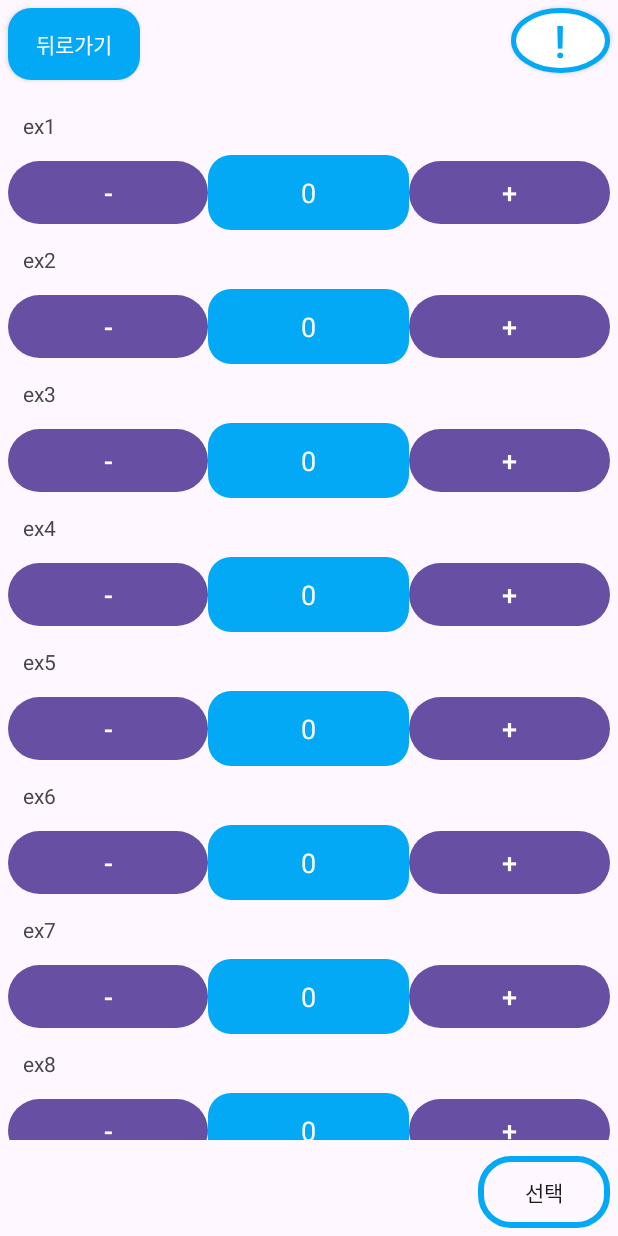
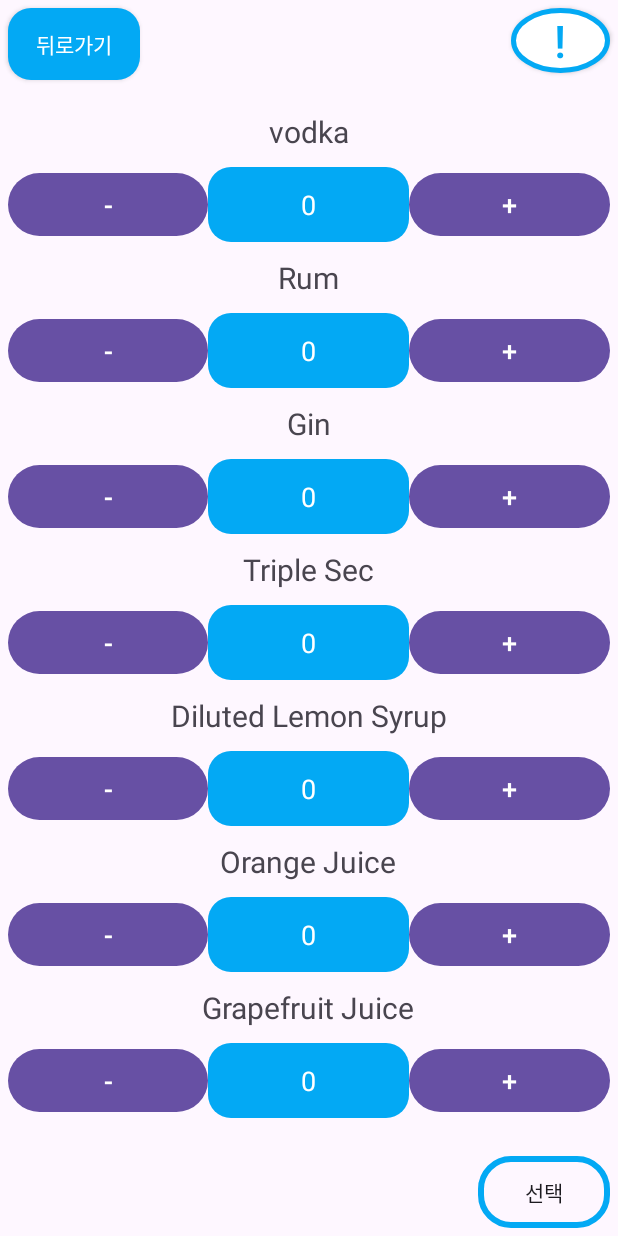
Before and after one commit to Githarold/BartendAiRtist, an Android app: the Custom screen opened directly, with no data from a screen before it, on a phone screen of 412 x 824 dp. Run offline under Robolectric (Android 15) with nearby library versions, the phone set to English and light mode, and no system bars.

Commit message:
refactor : 커스텀하기 재료 이름 변경
커스텀 이름 기존 ex -> 실제 사용할 재료 이름으로 변경

```diff
--- a/project/app/src/main/java/com/example/project/ChooseCustomMethod.kt
+++ b/project/app/src/main/java/com/example/project/ChooseCustomMethod.kt
@@ -129,7 +129,7 @@ fun formatDataForCommunication(ingredients: ArrayList<Ingredient>?): String {
     val body = StringBuilder()
 
     // ingredients는 항상 ex1에서 ex8까지 고정된 순서로 있다고 가정
-    val expectedIngredients = listOf("ex1", "ex2", "ex3", "ex4", "ex5", "ex6", "ex7", "ex8")
+    val expectedIngredients = listOf("Vodka", "Rum", "Gin", "Triple Sec", "Diluted Lemon Syrup", "Orange Juice", "Grapefruit Juice", "Cranberry Juice")
     expectedIngredients.forEach { ingredientName ->
         val quantity = ingredients?.find { it.name == ingredientName }?.quantity ?: 0
         body.append("$quantity\n")
--- a/project/app/src/main/java/com/example/project/Custom.kt
+++ b/project/app/src/main/java/com/example/project/Custom.kt
@@ -26,15 +26,16 @@ class Custom : AppCompatActivity() {
 
     private var totalQuantity = 0
     val ingredientsList = listOf(
-        Ingredient("ex1"),
-        Ingredient("ex2"),
-        Ingredient("ex3"),
-        Ingredient("ex4"),
-        Ingredient("ex5"),
-        Ingredient("ex6"),
-        Ingredient("ex7"),
-        Ingredient("ex8"),
+        Ingredient("vodka", order = 1 ),
+        Ingredient("Rum", order = 2),
+        Ingredient("Gin", order = 3),
+        Ingredient("Triple Sec", order = 4),
+        Ingredient("Diluted Lemon Syrup", order = 5),
+        Ingredient("Orange Juice", order = 6),
+        Ingredient("Grapefruit Juice", order = 7),
+        Ingredient("Cranberry Juice", order = 8),
     )
+    val maxCount = 7
 
     override fun onCreate(savedInstanceState: Bundle?) {
         super.onCreate(savedInstanceState)
@@ -60,12 +61,12 @@ class Custom : AppCompatActivity() {
             finish()
         }
 
-        // 선택 버튼을 누른 경우, totalQuantity가 10(임의 값)을 넘으면 경고 다이얼로그 표시
+        // 선택 버튼을 누른 경우, totalQuantity가 7(210mL)을 넘으면 경고 다이얼로그 표시
         // 10(임의 값)을 넘지 않는다면 ChooseCustomMethod.kt 호출
         val selectBtn = findViewById<Button>(R.id.selectBtn)
         selectBtn.setOnClickListener {
             calculateTotalQuantity(ingredientsList)
-            if (totalQuantity > 7) {
+            if (totalQuantity > maxCount) {
                 showWarningDialog()
             } else {
                 showConfirmationDialog()
--- a/project/app/src/main/java/com/example/project/Ingredient.kt
+++ b/project/app/src/main/java/com/example/project/Ingredient.kt
@@ -8,4 +8,4 @@
 package com.example.project
 import java.io.Serializable
 
-data class Ingredient(var name: String, var quantity: Int = 0) : Serializable
+data class Ingredient(var name: String, var quantity: Int = 0, val order: Int) : Serializable
--- a/project/app/src/main/res/layout/ingredient.xml
+++ b/project/app/src/main/res/layout/ingredient.xml
@@ -8,6 +8,8 @@
         android:layout_width="wrap_content"
         android:layout_height="wrap_content"
         android:text="술 재료 이름"
+        android:textSize="20dp"
+        android:layout_gravity="center_horizontal"
         android:layout_margin="10dp"/>
 
         <LinearLayout
```
Also changed, not shown: project/app/src/main/java/com/example/project/Chat.kt (+0 -35 lines), project/app/src/main/java/com/example/project/Dev.kt (+8 -8 lines), 44 other files.
